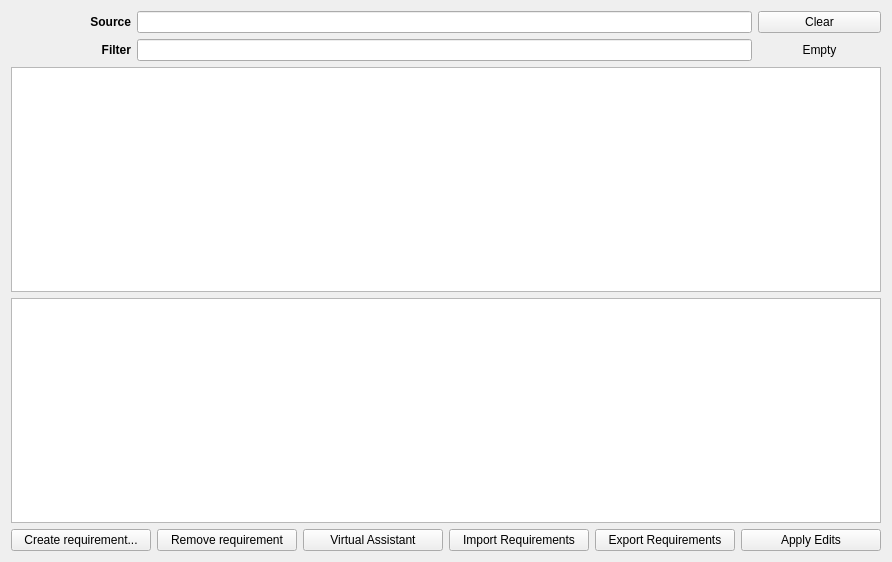
Before: the Qt Designer form tastewidgets/requirements/requirementswidget.ui in esa/TasteQtWidgets, drawn with Qt 5.
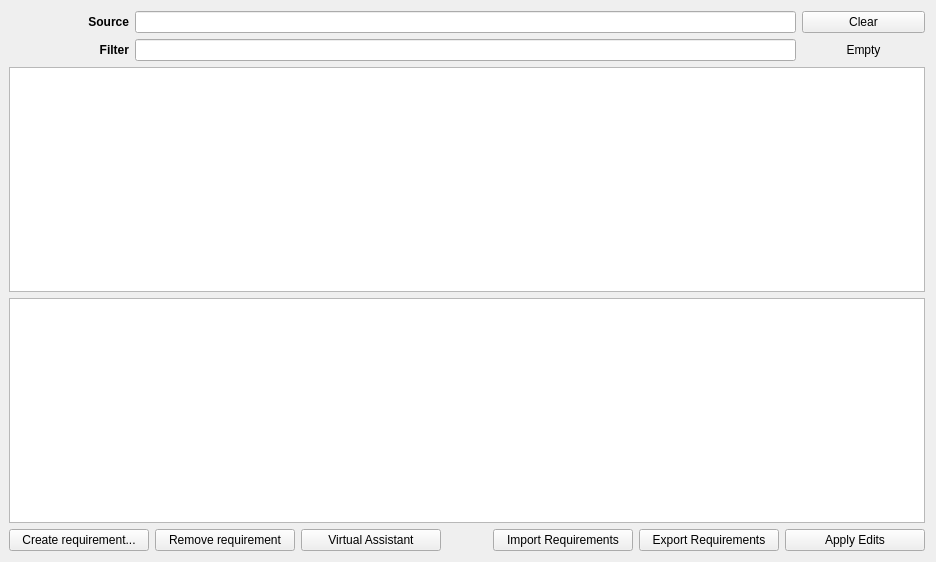
After: the same form once the commit is applied.

```diff
--- a/tastewidgets/requirements/requirementswidget.ui
+++ b/tastewidgets/requirements/requirementswidget.ui
@@ -6,7 +6,7 @@
    <rect>
     <x>0</x>
     <y>0</y>
-    <width>892</width>
+    <width>936</width>
     <height>562</height>
    </rect>
   </property>
@@ -20,6 +20,9 @@
    <string>Requirements Manager</string>
   </property>
   <layout class="QGridLayout" name="gridLayout_2">
+   <property name="leftMargin">
+    <number>9</number>
+   </property>
    <item row="3" column="0">
     <layout class="QHBoxLayout" name="horizontalLayout_2">
      <item>
@@ -223,6 +226,12 @@
      </property>
      <item>
       <widget class="QTableView" name="allRequirements">
+       <property name="minimumSize">
+        <size>
+         <width>60</width>
+         <height>0</height>
+        </size>
+       </property>
        <property name="selectionBehavior">
         <enum>QAbstractItemView::SelectRows</enum>
        </property>
@@ -230,13 +239,13 @@
         <bool>true</bool>
        </property>
        <attribute name="horizontalHeaderMinimumSectionSize">
-        <number>80</number>
+        <number>160</number>
        </attribute>
        <attribute name="horizontalHeaderDefaultSectionSize">
         <number>160</number>
        </attribute>
        <attribute name="horizontalHeaderStretchLastSection">
-        <bool>true</bool>
+        <bool>false</bool>
        </attribute>
        <attribute name="verticalHeaderVisible">
         <bool>false</bool>
```
Left out of the diff: 3 changed lines with no effect on the pictures.
